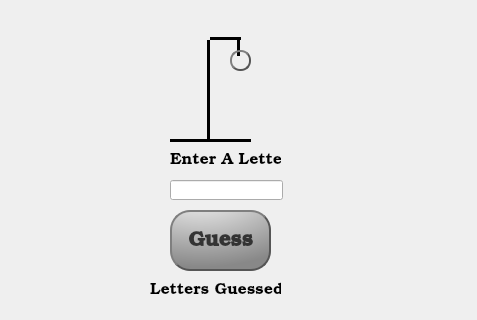
Above: main_screen.ui from mudman266/hangman before the change; both pictures show x 0 to 477 and y 0 to 320 of the 477 by 479 pixel window. Below: the same form after it.
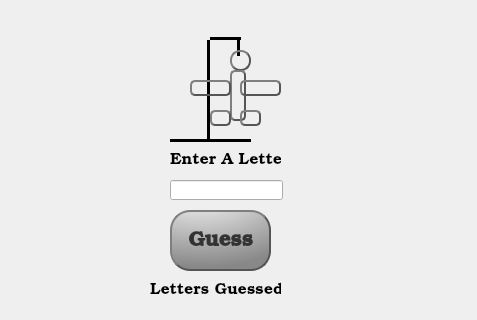
That is the form after the change.

Commit message: Added the graphical parts of the man. They now appear as you guess incorrectly. The game now ends after the 6th incorrect guess. The user is informed of the goal word before exiting.

Diff of the .ui file:
```diff
--- a/main_screen.ui
+++ b/main_screen.ui
@@ -247,6 +247,141 @@
      <set>Qt::AlignCenter</set>
     </property>
    </widget>
+   <widget class="QPushButton" name="btnBody">
+    <property name="geometry">
+     <rect>
+      <x>230</x>
+      <y>70</y>
+      <width>16</width>
+      <height>51</height>
+     </rect>
+    </property>
+    <property name="styleSheet">
+     <string notr="true">QPushButton {
+color: #333;
+border: 2px solid #555;
+border-radius: 5px;
+border-style: outset;
+background: qradialgradient(cx: 0.3, cy: -0.4, fx: 0.3, fy: -0.4,radius: 1.35, stop: 0 #fff, stop: 1 #888
+);
+padding: 5px;
+}</string>
+    </property>
+    <property name="text">
+     <string/>
+    </property>
+    <property name="flat">
+     <bool>true</bool>
+    </property>
+   </widget>
+   <widget class="QPushButton" name="btnArm1">
+    <property name="geometry">
+     <rect>
+      <x>240</x>
+      <y>80</y>
+      <width>41</width>
+      <height>16</height>
+     </rect>
+    </property>
+    <property name="styleSheet">
+     <string notr="true">QPushButton {
+color: #333;
+border: 2px solid #555;
+border-radius: 5px;
+border-style: outset;
+background: qradialgradient(cx: 0.3, cy: -0.4, fx: 0.3, fy: -0.4,radius: 1.35, stop: 0 #fff, stop: 1 #888
+);
+padding: 5px;
+}</string>
+    </property>
+    <property name="text">
+     <string/>
+    </property>
+    <property name="flat">
+     <bool>true</bool>
+    </property>
+   </widget>
+   <widget class="QPushButton" name="btnArm2">
+    <property name="geometry">
+     <rect>
+      <x>190</x>
+      <y>80</y>
+      <width>41</width>
+      <height>16</height>
+     </rect>
+    </property>
+    <property name="styleSheet">
+     <string notr="true">QPushButton {
+color: #333;
+border: 2px solid #555;
+border-radius: 5px;
+border-style: outset;
+background: qradialgradient(cx: 0.3, cy: -0.4, fx: 0.3, fy: -0.4,radius: 1.35, stop: 0 #fff, stop: 1 #888
+);
+padding: 5px;
+}</string>
+    </property>
+    <property name="text">
+     <string/>
+    </property>
+    <property name="flat">
+     <bool>true</bool>
+    </property>
+   </widget>
+   <widget class="QPushButton" name="btnLeg1">
+    <property name="geometry">
+     <rect>
+      <x>240</x>
+      <y>110</y>
+      <width>21</width>
+      <height>16</height>
+     </rect>
+    </property>
+    <property name="styleSheet">
+     <string notr="true">QPushButton {
+color: #333;
+border: 2px solid #555;
+border-radius: 5px;
+border-style: outset;
+background: qradialgradient(cx: 0.3, cy: -0.4, fx: 0.3, fy: -0.4,radius: 1.35, stop: 0 #fff, stop: 1 #888
+);
+padding: 5px;
+}</string>
+    </property>
+    <property name="text">
+     <string/>
+    </property>
+    <property name="flat">
+     <bool>true</bool>
+    </property>
+   </widget>
+   <widget class="QPushButton" name="btnLeg2">
+    <property name="geometry">
+     <rect>
+      <x>210</x>
+      <y>110</y>
+      <width>21</width>
+      <height>16</height>
+     </rect>
+    </property>
+    <property name="styleSheet">
+     <string notr="true">QPushButton {
+color: #333;
+border: 2px solid #555;
+border-radius: 5px;
+border-style: outset;
+background: qradialgradient(cx: 0.3, cy: -0.4, fx: 0.3, fy: -0.4,radius: 1.35, stop: 0 #fff, stop: 1 #888
+);
+padding: 5px;
+}</string>
+    </property>
+    <property name="text">
+     <string/>
+    </property>
+    <property name="flat">
+     <bool>true</bool>
+    </property>
+   </widget>
   </widget>
   <widget class="QMenuBar" name="menubar">
    <property name="geometry">
```
The commit also changes 2 other files.
